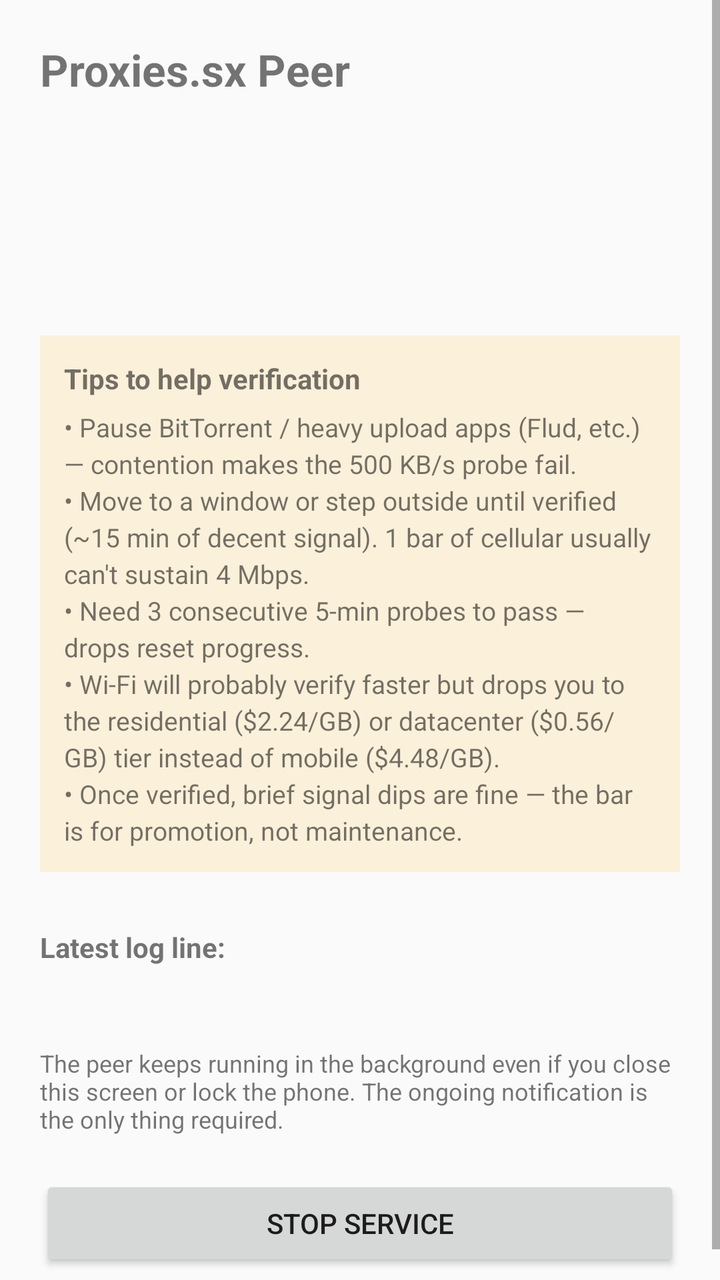
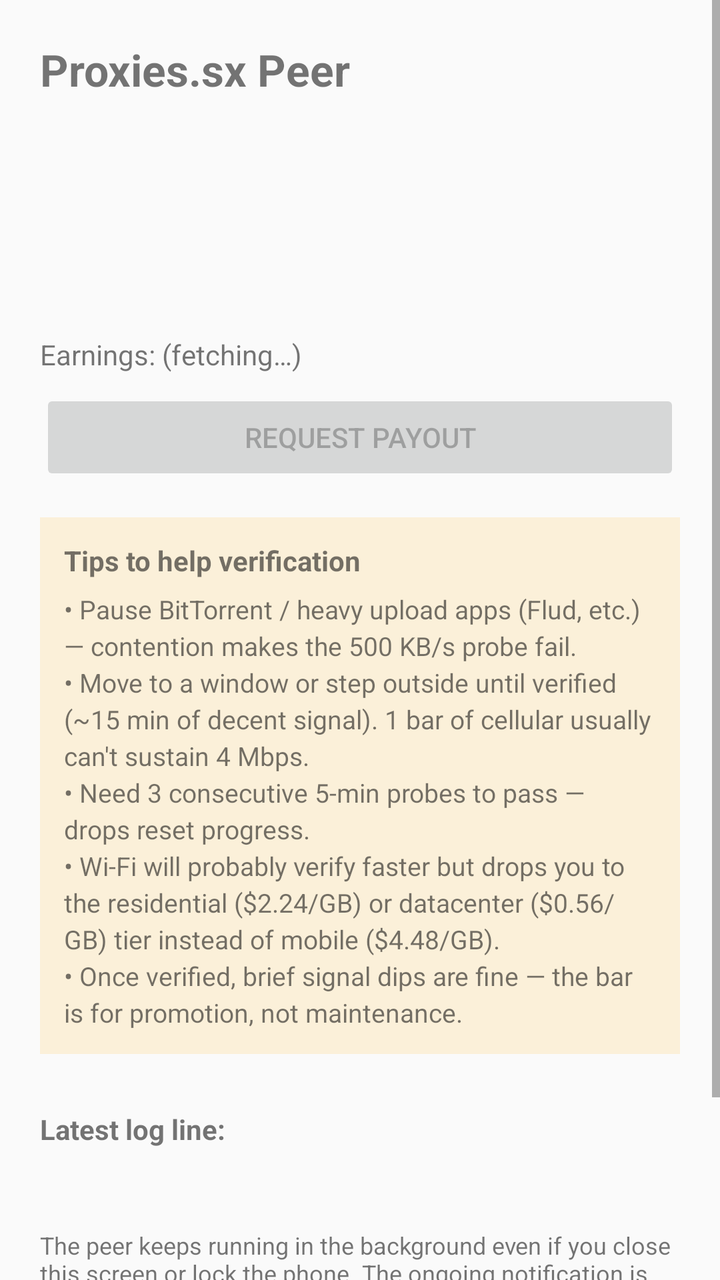

Screens rendered from an Android XML layout before and after an edit, with the pre-edit source and the edit as a unified diff.
<!-- AndroidManifest.xml: application theme Theme.AppCompat.DayNight -->
<!-- res/layout/activity_running.xml -->
<?xml version="1.0" encoding="utf-8"?>
<ScrollView xmlns:android="http://schemas.android.com/apk/res/android"
    android:layout_width="match_parent"
    android:layout_height="match_parent">

    <LinearLayout
        android:layout_width="match_parent"
        android:layout_height="wrap_content"
        android:orientation="vertical"
        android:padding="20dp">

        <TextView
            android:layout_width="match_parent"
            android:layout_height="wrap_content"
            android:text="Proxies.sx Peer"
            android:textSize="22sp"
            android:textStyle="bold"
            android:paddingBottom="16dp" />

        <TextView android:id="@+id/state"
            android:layout_width="match_parent"
            android:layout_height="wrap_content"
            android:textSize="16sp"
            android:paddingBottom="12dp" />

        <TextView android:id="@+id/verified"
            android:layout_width="match_parent"
            android:layout_height="wrap_content"
            android:textSize="18sp"
            android:textStyle="bold"
            android:paddingBottom="12dp" />

        <TextView android:id="@+id/deviceId"
            android:layout_width="match_parent"
            android:layout_height="wrap_content"
            android:textSize="12sp"
            android:fontFamily="monospace"
            android:paddingBottom="16dp" />

        
        <LinearLayout android:id="@+id/tips"
            android:layout_width="match_parent"
            android:layout_height="wrap_content"
            android:orientation="vertical"
            android:background="#22FFAA00"
            android:padding="12dp"
            android:layout_marginBottom="16dp">

            <TextView
                android:layout_width="match_parent"
                android:layout_height="wrap_content"
                android:text="Tips to help verification"
                android:textStyle="bold"
                android:textSize="14sp"
                android:paddingBottom="6dp" />

            <TextView
                android:layout_width="match_parent"
                android:layout_height="wrap_content"
                android:textSize="13sp"
                android:lineSpacingExtra="3dp"
                android:text="• Pause BitTorrent / heavy upload apps (Flud, etc.) — contention makes the 500 KB/s probe fail.\n• Move to a window or step outside until verified (~15 min of decent signal). 1 bar of cellular usually can't sustain 4 Mbps.\n• Need 3 consecutive 5-min probes to pass — drops reset progress.\n• Wi-Fi will probably verify faster but drops you to the residential ($2.24/GB) or datacenter ($0.56/GB) tier instead of mobile ($4.48/GB).\n• Once verified, brief signal dips are fine — the bar is for promotion, not maintenance." />
        </LinearLayout>

        <TextView
            android:layout_width="match_parent"
            android:layout_height="wrap_content"
            android:text="Latest log line:"
            android:textSize="14sp"
            android:textStyle="bold"
            android:paddingTop="12dp" />

        <TextView android:id="@+id/lastLine"
            android:layout_width="match_parent"
            android:layout_height="wrap_content"
            android:fontFamily="monospace"
            android:textSize="12sp"
            android:paddingBottom="24dp" />

        <TextView
            android:layout_width="match_parent"
            android:layout_height="wrap_content"
            android:text="The peer keeps running in the background even if you close this screen or lock the phone. The ongoing notification is the only thing required."
            android:textSize="12sp"
            android:paddingBottom="20dp" />

        <Button android:id="@+id/stop"
            android:layout_width="match_parent"
            android:layout_height="wrap_content"
            android:text="Stop service" />
    </LinearLayout>
</ScrollView>
<!-- resources referenced by this layout -->
<resources>

</resources>

<!-- the commit's change to res/layout/activity_running.xml (unified diff, before → after) -->
@@ -38,6 +38,21 @@
             android:paddingBottom="16dp" />
 
         
+        <TextView android:id="@+id/earnings"
+            android:layout_width="match_parent"
+            android:layout_height="wrap_content"
+            android:textSize="14sp"
+            android:paddingBottom="8dp"
+            android:text="Earnings: (fetching…)" />
+
+        <Button android:id="@+id/payout"
+            android:layout_width="match_parent"
+            android:layout_height="wrap_content"
+            android:enabled="false"
+            android:text="Request payout"
+            android:layout_marginBottom="16dp" />
+
+        
         <LinearLayout android:id="@+id/tips"
             android:layout_width="match_parent"
             android:layout_height="wrap_content"
@@ -70,11 +85,14 @@
             android:textStyle="bold"
             android:paddingTop="12dp" />
 
+        
         <TextView android:id="@+id/lastLine"
             android:layout_width="match_parent"
             android:layout_height="wrap_content"
             android:fontFamily="monospace"
             android:textSize="12sp"
+            android:maxLines="4"
+            android:ellipsize="end"
             android:paddingBottom="24dp" />
 
         <TextView
